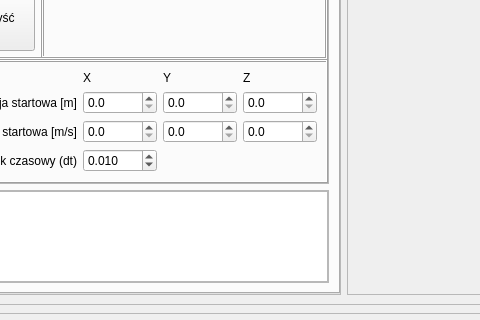
First picture: the form in mainwindow.ui, repository Wrongcosine3024/TerraCan, before the edit; both pictures show x 85 to 565 and y 178 to 498 of the 1280 by 720 pixel window.
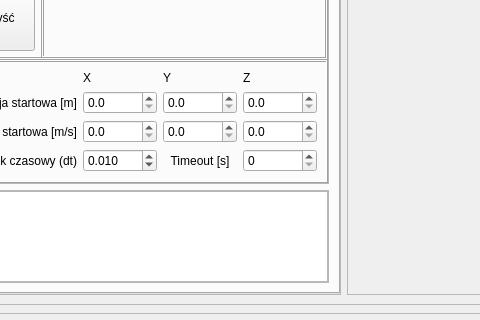
Second picture: the form after the edit. The open tabs and pages were chosen to show the change.

What changed in the file:
```diff
--- a/mainwindow.ui
+++ b/mainwindow.ui
@@ -589,6 +589,29 @@
                            </property>
                           </widget>
                          </item>
+                         <item row="3" column="2">
+                          <widget class="QLabel" name="label">
+                           <property name="text">
+                            <string>Timeout [s]</string>
+                           </property>
+                           <property name="alignment">
+                            <set>Qt::AlignmentFlag::AlignCenter</set>
+                           </property>
+                          </widget>
+                         </item>
+                         <item row="3" column="3">
+                          <widget class="QDoubleSpinBox" name="timeout">
+                           <property name="decimals">
+                            <number>0</number>
+                           </property>
+                           <property name="maximum">
+                            <double>2000.000000000000000</double>
+                           </property>
+                           <property name="singleStep">
+                            <double>1.000000000000000</double>
+                           </property>
+                          </widget>
+                         </item>
                         </layout>
                        </widget>
                       </item>
```
Left out of the diff: 12 changed lines with no effect on the pictures.
